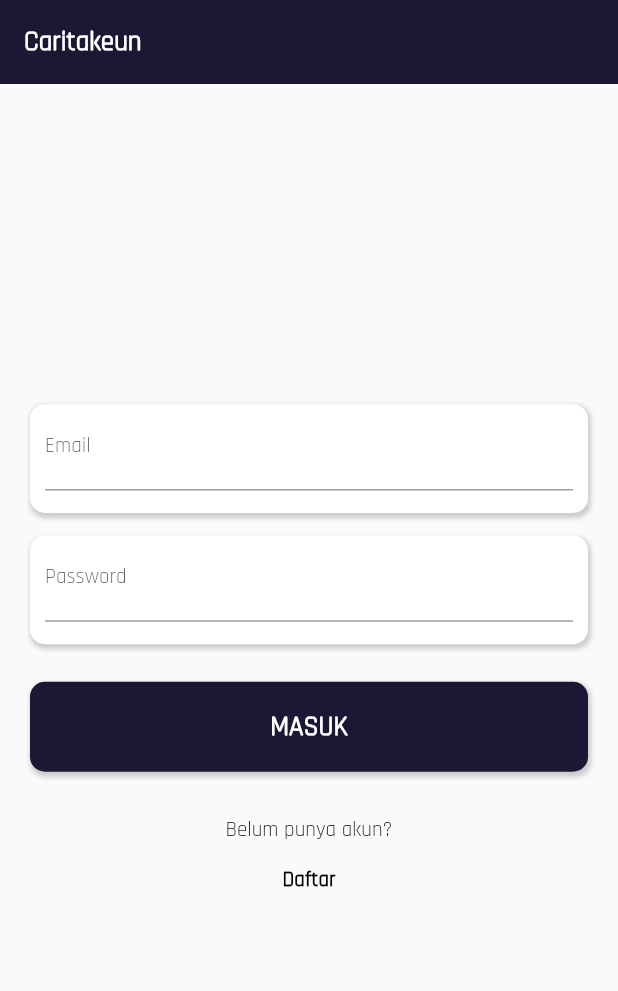
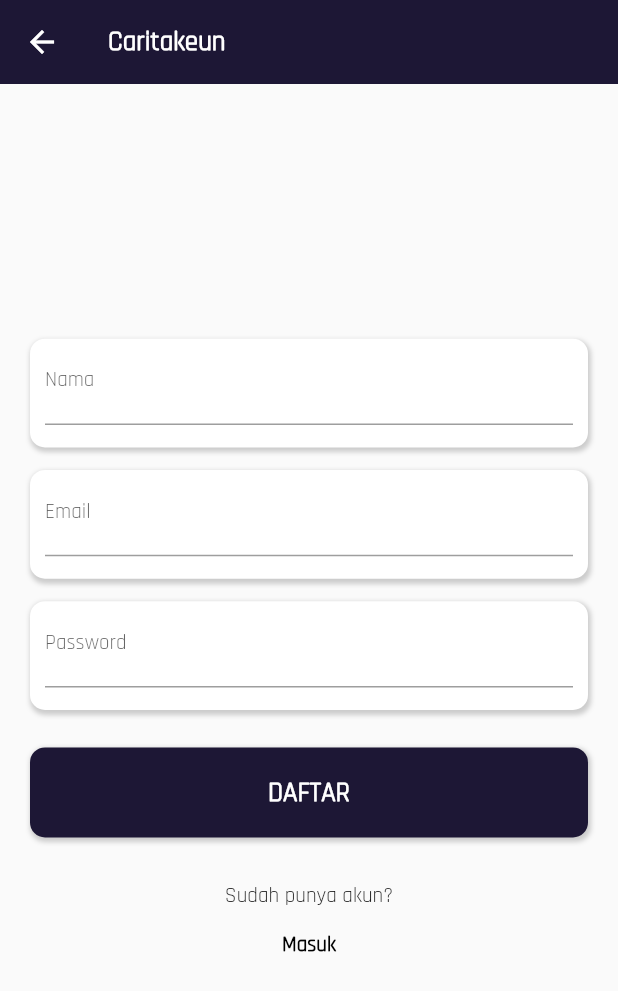
Before and after one commit to egierdian/Aplikasi-Caritakeun-Kelompok-4, a Flutter app: the screen it shows after launch, after a tap on "Daftar", on a phone screen of 412 x 824 dp. Shown: the top 991 px of the screen. Run offline on Flutter 3.47's test engine with Material 2 defaults, Android fonts, the phone set to English and light mode, and no system bars.

Commit message:
tampilan daftar

```diff
--- a/lib/pages/daftar.dart
+++ b/lib/pages/daftar.dart
@@ -0,0 +1,255 @@
+import 'package:flutter/cupertino.dart';
+import 'package:flutter/material.dart';
+import 'package:caritakeun_kelompok4/pages/login.dart';
+
+class Daftar extends StatefulWidget {
+  @override
+  _DaftarState createState() => _DaftarState();
+}
+
+class _DaftarState extends State<Daftar> {
+  @override
+  Widget build(BuildContext context) {
+    return Scaffold(
+      appBar: AppBar(
+        elevation: 0,
+        backgroundColor: Color(0xFF1D1735),
+        brightness: Brightness.light,
+        title: Text('Caritakeun',
+            style: TextStyle(
+              fontFamily: 'Rajdhani',
+              color: Colors.white,
+              fontWeight: FontWeight.bold,
+              fontSize: 18,
+            )),
+      ),
+      body: Container(
+          padding: EdgeInsets.only(
+            top: 0,
+            right: 20,
+            left: 20,
+            bottom: 0,
+          ),
+          child: Column(
+            crossAxisAlignment: CrossAxisAlignment.stretch,
+            mainAxisAlignment: MainAxisAlignment.center,
+            children: <Widget>[
+              Container(
+                padding: new EdgeInsets.only(
+                  right: 10,
+                  left: 10,
+                  top: 0,
+                  bottom: 5,
+                ),
+                decoration: BoxDecoration(
+                  // bisa untuk border
+                  borderRadius: BorderRadius.circular(10),
+                  color: Colors.white,
+                  boxShadow: [
+                    BoxShadow(
+                      color: Colors.grey.withOpacity(0.5),
+                      spreadRadius: 1,
+                      blurRadius: 2,
+                      offset: Offset(1, 2),
+                    ),
+                  ],
+                ),
+                child: Column(
+                    crossAxisAlignment: CrossAxisAlignment.stretch,
+                    children: <Widget>[
+                      TextField(
+                        // controller: usernameController,
+                        decoration: InputDecoration(
+                          labelText: 'Nama',
+                          labelStyle: TextStyle(
+                            fontSize: 14,
+                            fontFamily: 'Rajdhani',
+                          ),
+                        ),
+                      ),
+                      SizedBox(
+                        height: 10,
+                      ),
+                    ]),
+              ),
+              SizedBox(
+                height: 15,
+              ),
+              Container(
+                padding: new EdgeInsets.only(
+                  right: 10,
+                  left: 10,
+                  top: 0,
+                  bottom: 5,
+                ),
+                decoration: BoxDecoration(
+                  // bisa untuk border
+                  borderRadius: BorderRadius.circular(10),
+                  color: Colors.white,
+                  boxShadow: [
+                    BoxShadow(
+                      color: Colors.grey.withOpacity(0.5),
+                      spreadRadius: 1,
+                      blurRadius: 2,
+                      offset: Offset(1, 2),
+                    ),
+                  ],
+                ),
+                child: Column(
+                    crossAxisAlignment: CrossAxisAlignment.stretch,
+                    children: <Widget>[
+                      TextField(
+                        // controller: usernameController,
+                        decoration: InputDecoration(
+                          labelText: 'Email',
+                          labelStyle: TextStyle(
+                            fontSize: 14,
+                            fontFamily: 'Rajdhani',
+                          ),
+                        ),
+                      ),
+                      SizedBox(
+                        height: 10,
+                      ),
+                    ]),
+              ),
+              SizedBox(
+                height: 15,
+              ),
+              Container(
+                padding: new EdgeInsets.only(
+                  right: 10,
+                  left: 10,
+                  top: 0,
+                  bottom: 5,
+                ),
+                decoration: BoxDecoration(
+                  // bisa untuk border
+                  borderRadius: BorderRadius.circular(10),
+                  color: Colors.white,
+                  boxShadow: [
+                    BoxShadow(
+                      color: Colors.grey.withOpacity(0.5),
+                      spreadRadius: 1,
+                      blurRadius: 2,
+                      offset: Offset(1, 2),
+                    ),
+                  ],
+                ),
+                child: Column(
+                    crossAxisAlignment: CrossAxisAlignment.stretch,
+                    children: <Widget>[
+                      TextField(
+                        // controller: usernameController,
+                        decoration: InputDecoration(
+                          labelText: 'Password',
+                          labelStyle: TextStyle(
+                            fontSize: 14,
+                            fontFamily: 'Rajdhani',
+                          ),
+                        ),
+                        autofocus: false,
+                        obscureText: true,
+                      ),
+                      SizedBox(
+                        height: 10,
+                      ),
+                    ]),
+              ),
+              SizedBox(
+                height: 25,
+              ),
+              Container(
+                padding: new EdgeInsets.all(5.0),
+                decoration: BoxDecoration(
+                  // bisa untuk border
+                  borderRadius: BorderRadius.circular(10),
+                  color: Color(0xFF1D1735),
+                  boxShadow: [
+                    BoxShadow(
+                      color: Colors.grey.withOpacity(0.5),
+                      spreadRadius: 1,
+                      blurRadius: 2,
+                      offset: Offset(1, 2),
+                    ),
+                  ],
+                ),
+                // height: 200,
+                child: Column(
+                    crossAxisAlignment: CrossAxisAlignment.stretch,
+                    children: <Widget>[
+                      FlatButton(
+                        height: 50,
+                        child: Text(
+                          'DAFTAR',
+                          style: TextStyle(
+                            fontFamily: 'Rajdhani',
+                            color: Colors.white,
+                            fontSize: 18,
+                            fontWeight: FontWeight.bold,
+                          ),
+                        ),
+                        color: Color(0xFF1D1735),
+                        textColor: Colors.white,
+                        onPressed: () {
+                          // showToast('Username Password Salah');
+                        },
+                      ),
+                    ]),
+              ),
+              SizedBox(
+                height: 10,
+              ),
+              Container(
+                padding: new EdgeInsets.only(
+                  bottom: 0,
+                  top: 20,
+                  right: 10,
+                  left: 10,
+                ),
+
+                // height: 200,
+                child: Column(
+                    crossAxisAlignment: CrossAxisAlignment.stretch,
+                    mainAxisAlignment: MainAxisAlignment.center,
+                    children: <Widget>[
+                      Center(
+                        child: Text(
+                          'Sudah punya akun?',
+                          style: TextStyle(
+                            fontFamily: 'Rajdhani',
+                            color: Colors.black87,
+                            fontSize: 14,
+                          ),
+                        ),
+                      ),
+                      FlatButton(
+                        padding: new EdgeInsets.only(
+                          right: 50,
+                          left: 50,
+                        ),
+                        child: Text(
+                          'Masuk',
+                          style: TextStyle(
+                            fontFamily: 'Rajdhani',
+                            color: Colors.black,
+                            fontSize: 14,
+                            fontWeight: FontWeight.bold,
+                          ),
+                        ),
+                        color: Colors.transparent,
+                        onPressed: () {
+                          Navigator.push(
+                              context,
+                              MaterialPageRoute(
+                                builder: (context) => Login(),
+                              ));
+                        },
+                      ),
+                    ]),
+              ),
+            ],
+          )),
+    );
+  }
+}
--- a/lib/pages/login.dart
+++ b/lib/pages/login.dart
@@ -1,5 +1,6 @@
 import 'package:flutter/cupertino.dart';
 import 'package:flutter/material.dart';
+import 'package:caritakeun_kelompok4/pages/daftar.dart';
 
 class Login extends StatefulWidget {
   @override
@@ -21,15 +22,6 @@ class _LoginState extends State<Login> {
               fontWeight: FontWeight.bold,
               fontSize: 18,
             )),
-        // actions: <Widget>[
-        //   IconButton(
-        //     color: Colors.white,
-        //     icon: Icon(Icons.add),
-        //     onPressed: () {
-        //       print('Tambah data diklik!');
-        //     },
-        //   )
-        // ]
       ),
       body: Container(
           padding: EdgeInsets.only(
@@ -206,7 +198,11 @@ class _LoginState extends State<Login> {
                         ),
                         color: Colors.transparent,
                         onPressed: () {
-                          // showToast('Username Password Salah');
+                          Navigator.push(
+                              context,
+                              MaterialPageRoute(
+                                builder: (context) => Daftar(),
+                              ));
                         },
                       ),
                     ]),
```
